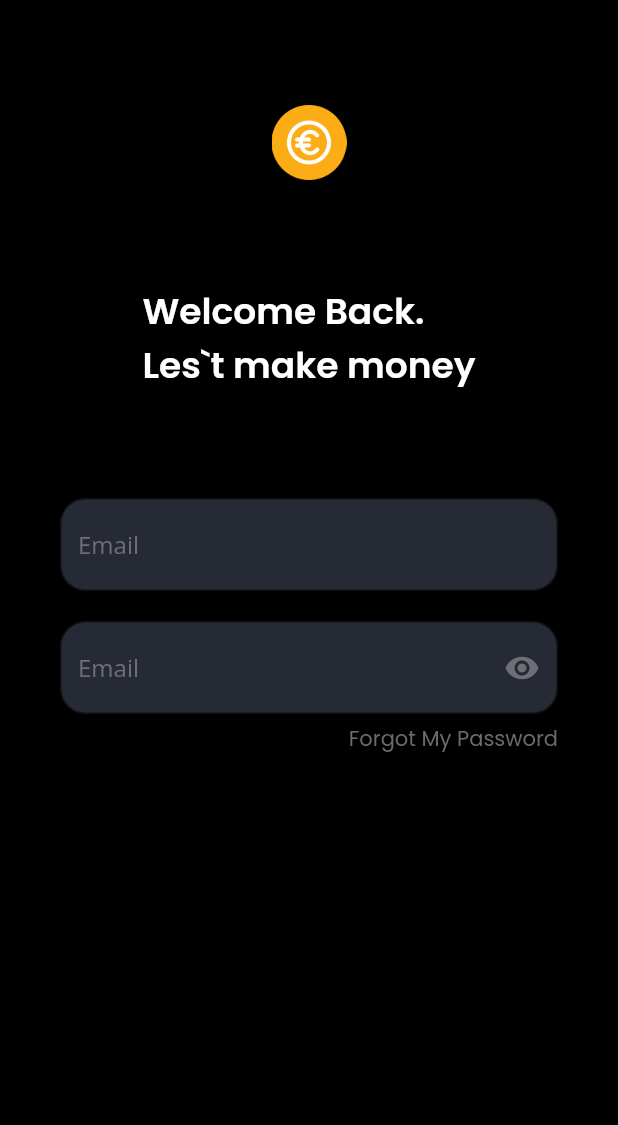
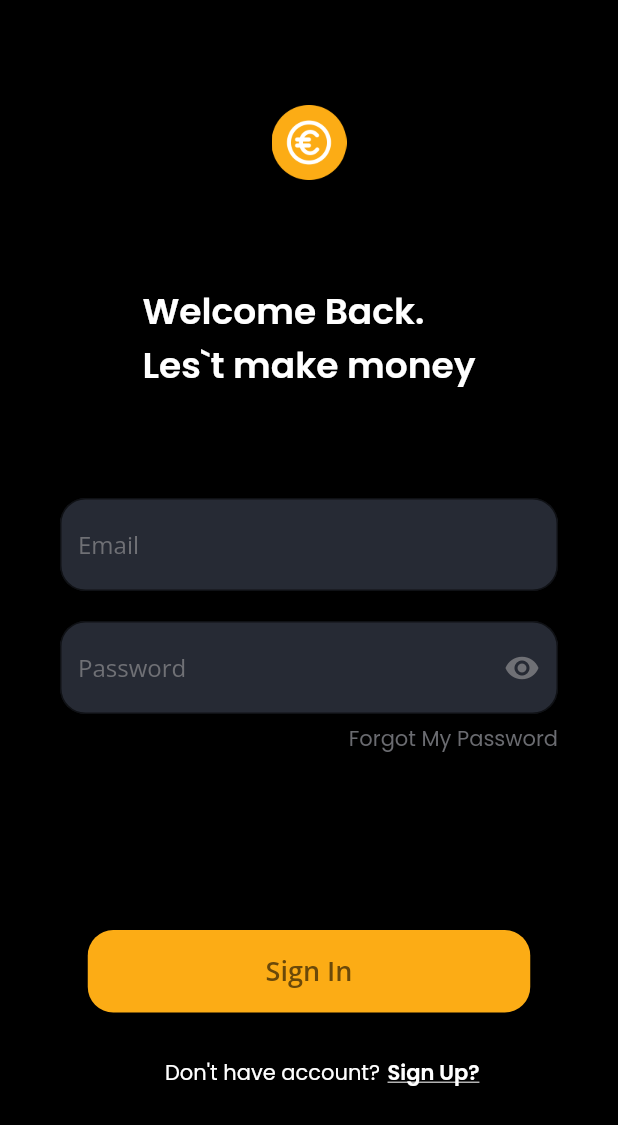
Before and after one commit to MufTho/SplicingFlutter, a Flutter app: the FirstSignin screen opened directly, on a phone screen of 412 x 824 dp. Shown: the top 1125 px of the screen. Run offline on Flutter 3.47's test engine with Material 2 defaults, Android fonts, the phone set to English and light mode, and no system bars; our stand-ins replace google_fonts.

Commit message:
Menambahkan Button D-3

```diff
--- a/lib/pages/first_signin.dart
+++ b/lib/pages/first_signin.dart
@@ -48,6 +48,7 @@
               height: 20,
             ),
             TextFormField(
+              obscureText: true,
               style: GoogleFonts.openSans(color: Colors.white),
               decoration: InputDecoration(
                 fillColor: const Color(0xff262A34),
@@ -55,7 +56,7 @@
                 border: OutlineInputBorder(
                   borderRadius: BorderRadius.circular(17),
                 ),
-                hintText: 'Email',
+                hintText: 'Password',
                 hintStyle: GoogleFonts.openSans(
                   color: const Color(0xff6f7075),
                 ),
@@ -77,6 +78,48 @@
                 ),
               ),
             ),
+            // Container for button bottom
+            const SizedBox(height: 117),
+            Center(
+              child: Container(
+                width: 295,
+                height: 55,
+                child: TextButton(
+                  style: TextButton.styleFrom(
+                      backgroundColor: const Color(0xffFCAC15),
+                      shape: RoundedRectangleBorder(
+                          borderRadius: BorderRadius.circular(17))),
+                  onPressed: () {},
+                  child: Text(
+                    'Sign In',
+                    style: GoogleFonts.openSans(
+                      color: const Color(0xff6B4909),
+                      fontSize: 18,
+                      fontWeight: FontWeight.w600,
+                    ),
+                  ),
+                ),
+              ),
+            ),
+            Padding(
+              padding: const EdgeInsets.only(left: 70.0, top: 30),
+              child: Row(
+                children: [
+                  Text(
+                    "Don't have account?",
+                    style: GoogleFonts.poppins(color: Colors.white),
+                  ),
+                  const SizedBox(width: 5),
+                  Text(
+                    "Sign Up?",
+                    style: GoogleFonts.poppins(
+                        color: Colors.white,
+                        fontWeight: FontWeight.w600,
+                        decoration: TextDecoration.underline),
+                  ),
+                ],
+              ),
+            ),
           ],
         ),
       ),
```
